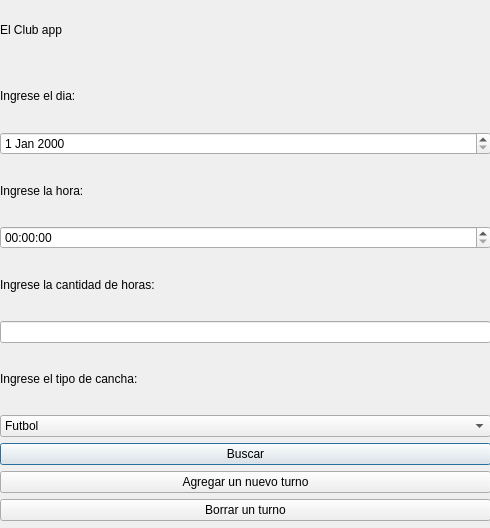
Qt form Proyecto.ui (ezeanello96/BaseDeDatos) before a commit.
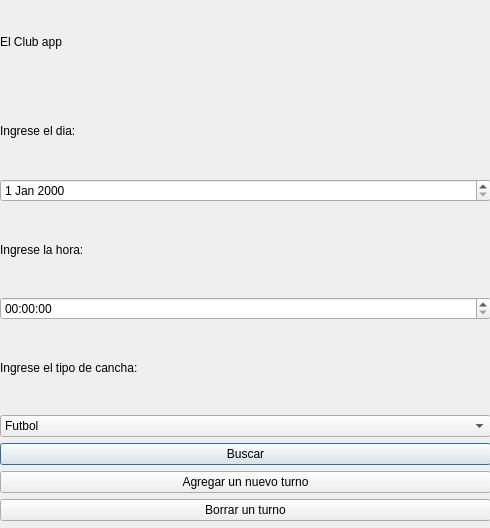
The same form after that commit.

```diff
--- a/Proyecto.ui
+++ b/Proyecto.ui
@@ -50,16 +50,6 @@
     <item>
      <widget class="QTimeEdit" name="timeEdit"/>
     </item>
-    <item>
-     <widget class="QLabel" name="label_4">
-      <property name="text">
-       <string>Ingrese la cantidad de horas:</string>
-      </property>
-     </widget>
-    </item>
-    <item>
-     <widget class="QLineEdit" name="lineEdit"/>
-    </item>
     <item>
      <widget class="QLabel" name="label_5">
       <property name="text">
```
